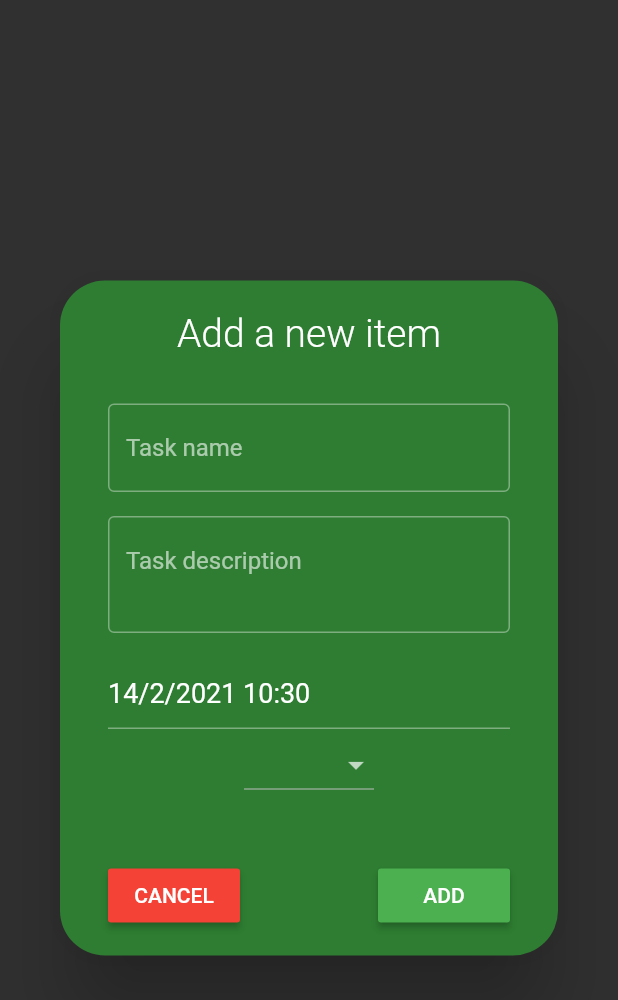
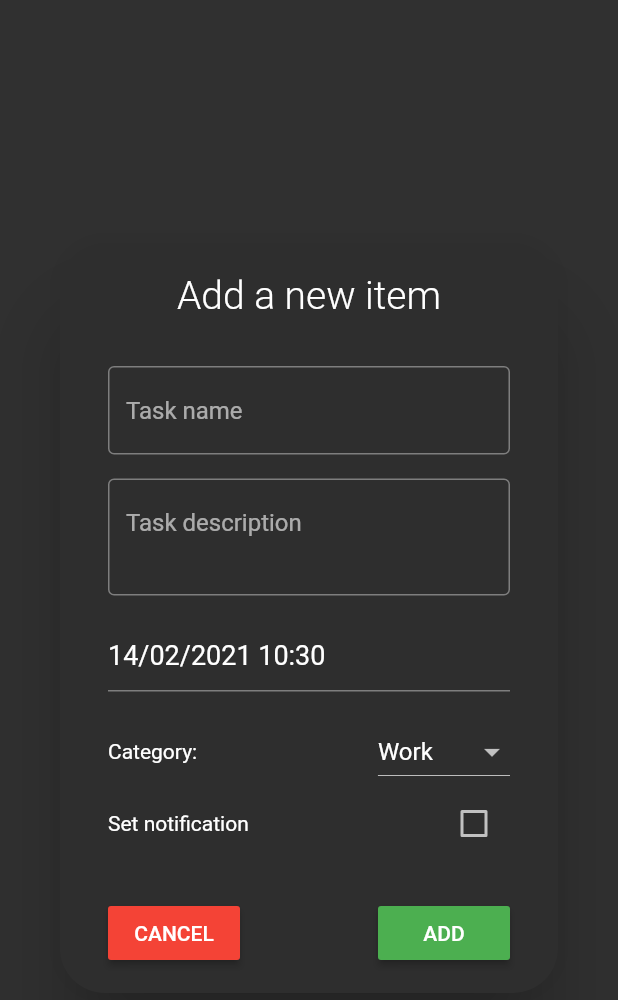
Before and after one commit to mikolajww/habits_app_flutter, a Flutter app: the AddTodoDialog widget shown alone on an empty page, opened directly, on a phone screen of 412 x 824 dp. Shown: the top 1000 px of the screen. Run offline on Flutter 3.47's test engine with Material 2 defaults, Android fonts, the phone set to English and light mode, and no system bars; drawn by our look-alikes of date_field; our stand-ins replace flutter_local_notifications, flutter_mobx, flutter_native_timezone, flutter_signin_button, google_fonts, google_sign_in and 3 more; generated files the repository leaves out were written again.

Commit message:
Added scheduled notifications, categories, refactors

```diff
--- /dev/null
+++ b/lib/data/to_do_category.dart
@@ -0,0 +1,21 @@
+import 'dart:ui';
+
+import 'package:flutter/material.dart';
+import 'package:mobx/mobx.dart';
+
+part 'to_do_category.g.dart';
+
+
+class ToDoCategory = _ToDoCategory with _$ToDoCategory;
+
+abstract class _ToDoCategory with Store {
+
+  @observable
+  String name = "";
+
+  @observable
+  Color color = Colors.red;
+
+  _ToDoCategory(this.name, this.color);
+
+}
--- a/lib/home_page.dart
+++ b/lib/home_page.dart
@@ -1,7 +1,7 @@
 import 'package:Habitect/services/google_account_service.dart';
 import 'package:Habitect/services/to_do_service.dart';
 import 'package:Habitect/styles/app_styles.dart';
-import 'package:Habitect/widgets/add_todo_popup.dart';
+import 'package:Habitect/widgets/add_todo_dialog.dart';
 import 'package:Habitect/widgets/home_top_bar.dart';
 import 'package:Habitect/widgets/pie_chart.dart';
 import 'package:Habitect/widgets/todo_list_item.dart';
--- a/lib/services/to_do_service.dart
+++ b/lib/services/to_do_service.dart
@@ -1,24 +1,28 @@
 import 'dart:core';
-import 'dart:math';
 
+import 'package:Habitect/data/to_do_category.dart';
 import 'package:Habitect/data/to_do_item.dart';
+import 'package:Habitect/services/notifications.dart';
+import 'package:flutter/material.dart';
 import 'package:mobx/mobx.dart';
-
-import 'package:english_words/english_words.dart';
 
 part 'to_do_service.g.dart';
 
-class ToDoService = _ToDoService with _$ToDoService;
+class ToDoService extends _ToDoService with _$ToDoService {
+  static List<ToDoCategory> categories = [
+    ToDoCategory("Work", Colors.red),
+    ToDoCategory("Personal", Colors.blue),
+    ToDoCategory("School", Colors.green),
+    ToDoCategory("Medical", Colors.amber),
+    ToDoCategory("Leisure", Colors.deepPurpleAccent)
+  ];
+}
 
 bool isTheSameDay(DateTime first, DateTime other) {
   return first.day == other.day && first.month == other.month && first.year == other.year;
 }
 
 abstract class _ToDoService with Store {
-  static Random r = Random();
-
-  static List<String> defaultCategories = ["Work", "Personal"];
-
   @computed
   ObservableList<ToDoItem> get completedTodayTodos =>
       ObservableList.of(todayTodos.where((todo) => todo.isCompleted == true));
@@ -34,7 +38,7 @@ abstract class _ToDoService with Store {
     Map<DateTime, List> m = Map();
     todos.forEach((element) {
       var key = DateTime(element.date.year, element.date.month, element.date.day);
-      if(!m.containsKey(key)){
+      if (!m.containsKey(key)) {
         m.putIfAbsent(key, () => null);
         m[key] = [];
       }
@@ -49,9 +53,11 @@ abstract class _ToDoService with Store {
       ObservableList.of(todos.where((todo) => isTheSameDay(todo.date, DateTime.now())));
 
   @action
-  void addTodo(String title, String description, bool isCompleted, DateTime dateTime) {
-    todos.add(ToDoItem(title, description, isCompleted, dateTime));
-    print(todos);
+  Future<void> addTodo(ToDoItem toDoItem) async {
+    todos.add(toDoItem);
+    if (toDoItem.doNotify) {
+      await Notifications.scheduleNotification(toDoItem.name, toDoItem.description, toDoItem.notificationDate);
+    }
   }
 
   @action
--- /dev/null
+++ b/lib/widgets/add_todo_dialog.dart
@@ -0,0 +1,188 @@
+import 'package:Habitect/data/to_do_category.dart';
+import 'package:Habitect/data/to_do_item.dart';
+import 'package:Habitect/services/to_do_service.dart';
+import 'package:Habitect/styles/app_styles.dart';
+import 'package:date_field/date_field.dart';
+import 'package:flutter/cupertino.dart';
+import 'package:flutter/material.dart';
+import 'package:intl/intl.dart';
+import 'package:provider/provider.dart';
+
+class AddTodoDialog extends StatefulWidget {
+  AddTodoDialog({Key key}) : super(key: key);
+
+  @override
+  _AddTodoDialogState createState() => _AddTodoDialogState();
+}
+
+class _AddTodoDialogState extends State<AddTodoDialog> {
+  DateTime selectedDate = DateTime.now();
+  String title;
+  String description;
+  ToDoCategory selectedCategory = ToDoService.categories[0];
+  bool doNotify = false;
+  DateTime notificationDate = DateTime.now();
+
+  @override
+  Widget build(BuildContext context) {
+    final ToDoService toDoService = Provider.of(context);
+    return Dialog(
+      shape: RoundedRectangleBorder(borderRadius: BorderRadius.circular(30)),
+      backgroundColor: Color(0xff2e2e2e),
+      child: SingleChildScrollView(
+        physics: ClampingScrollPhysics(),
+        child: Container(
+          height: doNotify ? 600 : 500,
+          padding: EdgeInsets.fromLTRB(32, 20, 32, 16),
+          child: Column(
+            mainAxisSize: MainAxisSize.min,
+            children: [
+              Text(
+                "Add a new item",
+                style: AppStyles.MED_ROBOTO,
+              ),
+              SizedBox(height: 32),
+              _buildTextField(),
+              SizedBox(height: 16),
+              _buildDescriptionField(),
+              SizedBox(height: 16),
+              DateTimeField(
+                dateTextStyle: TextStyle(fontSize: 18),
+                dateFormat: DateFormat("d/MM/y HH:mm"),
+                onDateSelected: (date) {
+                  setState(() {
+                    selectedDate = date;
+                  });
+                },
+                selectedDate: selectedDate,
+              ),
+              SizedBox(height: 16),
+              _buildCategorySelector(),
+              Row(
+                mainAxisAlignment: MainAxisAlignment.spaceBetween,
+                children: [
+                  Text("Set notification"),
+                  Checkbox(value: doNotify, onChanged: (newVal) => setState(() => doNotify = newVal)),
+                ],
+              ),
+              if (doNotify)
+                DateTimeField(
+                  dateTextStyle: TextStyle(fontSize: 18),
+                  dateFormat: DateFormat("d/MM/y HH:mm"),
+                  onDateSelected: (date) {
+                    setState(() {
+                      notificationDate = date;
+                    });
+                  },
+                  selectedDate: notificationDate,
+                ),
+              Spacer(),
+              Row(
+                mainAxisAlignment: MainAxisAlignment.spaceBetween,
+                children: [
+                  RaisedButton(
+                    color: Colors.red,
+                    onPressed: () => Navigator.of(context).pop(false),
+                    child: const Text("CANCEL"),
+                  ),
+                  RaisedButton(
+                    color: Colors.green,
+                    onPressed: () async {
+                      await toDoService.addTodo(ToDoItem(title, description, false, selectedDate, selectedCategory,
+                          doNotify: doNotify, notificationDate: notificationDate));
+                      Navigator.of(context).pop(true);
+                    },
+                    child: const Text("ADD"),
+                  ),
+                ],
+              )
+            ],
+          ),
+        ),
+      ),
+    );
+  }
+
+  Widget _buildCategorySelector() {
+    return Row(
+      mainAxisAlignment: MainAxisAlignment.spaceBetween,
+      children: [
+        Text("Category:"),
+        DropdownButton<ToDoCategory>(
+          value: selectedCategory,
+          hint: Text("Category"),
+          selectedItemBuilder: (context) {
+            return ToDoService.categories.map((ToDoCategory c) {
+              return Row(
+                mainAxisAlignment: MainAxisAlignment.spaceBetween,
+                mainAxisSize: MainAxisSize.max,
+                children: [
+                  Text(c.name),
+                ],
+              );
+            }).toList();
+          },
+          items: ToDoService.categories.map((ToDoCategory c) {
+            return DropdownMenuItem<ToDoCategory>(
+              child: Row(
+                mainAxisAlignment: MainAxisAlignment.spaceBetween,
+                mainAxisSize: MainAxisSize.max,
+                children: [
+                  Text(c.name),
+                  SizedBox(
+                    width: 20,
+                    height: 20,
+                    child: Container(
+                      decoration: BoxDecoration(
+                        color: c.color,
+                        borderRadius: BorderRadius.circular(20),
+                      ),
+                    ),
+                  )
+                ],
+              ),
+              value: c,
+            );
+          }).toList(),
+          onChanged: (ToDoCategory newItem) {
+            setState(() {
+              selectedCategory = newItem;
+            });
+          },
+        ),
+      ],
+    );
+  }
+
+  Widget _buildDescriptionField() {
+    return TextField(
+      minLines: 2,
+      maxLines: 2,
+      decoration: InputDecoration(
+        hintText: "Task description",
+        border: OutlineInputBorder(),
+        focusedBorder: OutlineInputBorder(borderSide: BorderSide(color: Colors.green)),
+      ),
+      onChanged: (text) {
+        setState(() {
+          description = text;
+        });
+      },
+    );
+  }
+
+  Widget _buildTextField() {
+    return TextField(
+      decoration: InputDecoration(
+        hintText: "Task name",
+        border: OutlineInputBorder(),
+        focusedBorder: OutlineInputBorder(borderSide: BorderSide(color: Colors.green)),
+      ),
+      onChanged: (text) {
+        setState(() {
+          title = text;
+        });
+      },
+    );
+  }
+}
--- a/lib/widgets/add_todo_popup.dart
+++ /dev/null
@@ -1,115 +0,0 @@
-import 'package:Habitect/services/to_do_service.dart';
-import 'package:Habitect/styles/app_styles.dart';
-import 'package:date_field/date_field.dart';
-import 'package:flutter/cupertino.dart';
-import 'package:flutter/material.dart';
-import 'package:intl/intl.dart';
-import 'package:provider/provider.dart';
-
-class AddTodoDialog extends StatefulWidget {
-  AddTodoDialog({Key key}) : super(key: key);
-
-  @override
-  _AddTodoDialogState createState() => _AddTodoDialogState();
-}
-
-class _AddTodoDialogState extends State<AddTodoDialog> {
-  DateTime selectedDate = DateTime.now();
-  String title;
-  String description;
-  final List<String> categories = ["Work", "School", "Personal"];
-  String selectedCategory = "Work";
-
-  @override
-  Widget build(BuildContext context) {
-
-    final ToDoService toDoService = Provider.of(context);
-    return Dialog(
-      shape: RoundedRectangleBorder(borderRadius: BorderRadius.circular(30)),
-      backgroundColor: Colors.green.shade800,
-      child: Container(
-        height: 450,
-        padding: EdgeInsets.fromLTRB(32, 20, 32, 16),
-        child: Column(
-          children: [
-            Text(
-              "Add a new item",
-              style: AppStyles.MED_ROBOTO,
-            ),
-            SizedBox(
-              height: 32,
-            ),
-            TextField(
-              decoration: InputDecoration(hintText: "Task name", border: OutlineInputBorder()),
-              onChanged: (text) {
-                setState(() {
-                  title = text;
-                });
-              },
-            ),
-            SizedBox(
-              height: 16,
-            ),
-            TextField(
-              minLines: 2,
-              maxLines: 4,
-              decoration: InputDecoration(hintText: "Task description", border: OutlineInputBorder()),
-              onChanged: (text) {
-                setState(() {
-                  description = text;
-                });
-              },
-            ),
-            SizedBox(
-              height: 16,
-            ),
-            DateTimeField(
-              dateTextStyle: TextStyle(fontSize: 18),
-              dateFormat: DateFormat("d/M/y H:m"),
-              onDateSelected: (date) {
-                setState(() {
-                  selectedDate = date;
-                });
-              },
-              selectedDate: selectedDate,
-            ),
-            DropdownButton<String>(
-              items: categories.map((String e) {
-                return DropdownMenuItem<String>(child: Text(e), value: e,);
-              }).toList(),
-              onChanged: (_) {},
-            ),
-            Spacer(),
-            Row(
-              mainAxisAlignment: MainAxisAlignment.spaceBetween,
-              children: [
-                RaisedButton(
-                  color: Colors.red,
-                  onPressed: () => Navigator.of(context).pop(false),
-                  child: const Text("CANCEL"),
-                ),
-                RaisedButton(
-                  color: Colors.green,
-                  onPressed: () {
-                    toDoService.addTodo(title, description, false, selectedDate);
-                    Navigator.of(context).pop(true);
-                  },
-                  child: const Text("ADD"),
-                ),
-              ],
-            )
-          ],
-        ),
-      ),
-    );
-  }
-}
-
-/*
-* title: const Text("Add Item"),
-      content: Column(
-
-      ),
-      actions: [
-
-      ],*/
```
Also changed, not shown: lib/data/to_do_item.dart (+12 -7 lines), lib/main.dart (+11 -9 lines), lib/services/notifications.dart (+14 -6 lines), lib/widgets/todo_list_item.dart (+76 -8 lines), pubspec.yaml (+10 -8 lines), lib/data/to_do_category.g.dart (added), lib/data/to_do_item.g.dart, lib/services/to_do_service.g.dart, pubspec.lock, 1 other file.
